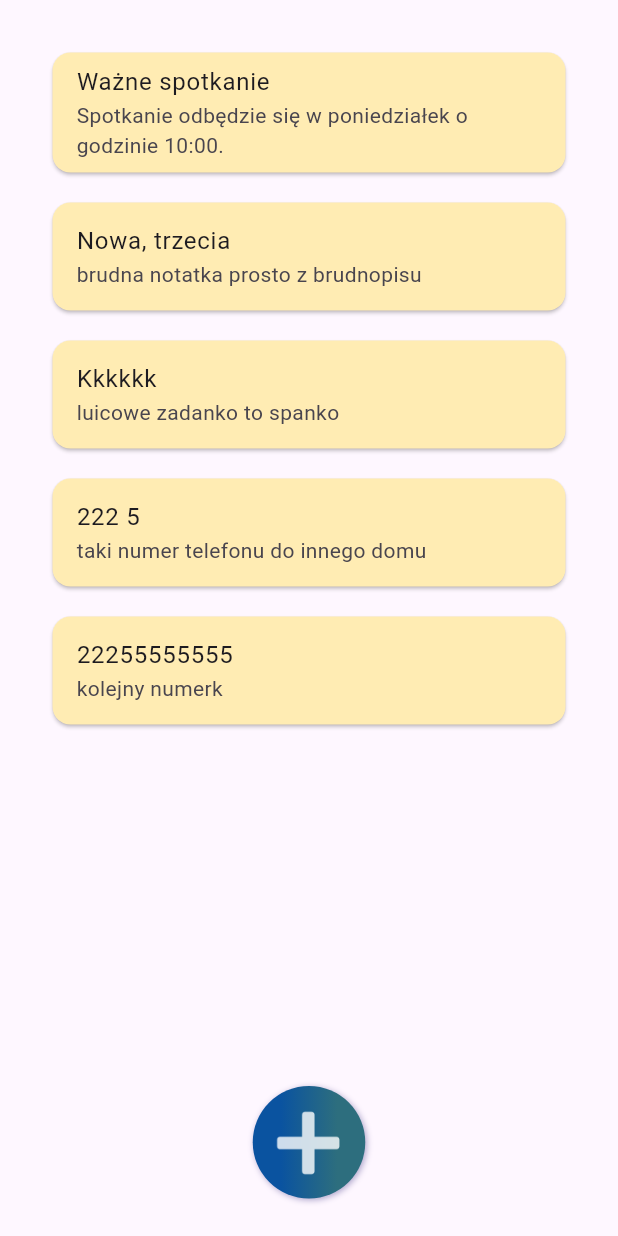
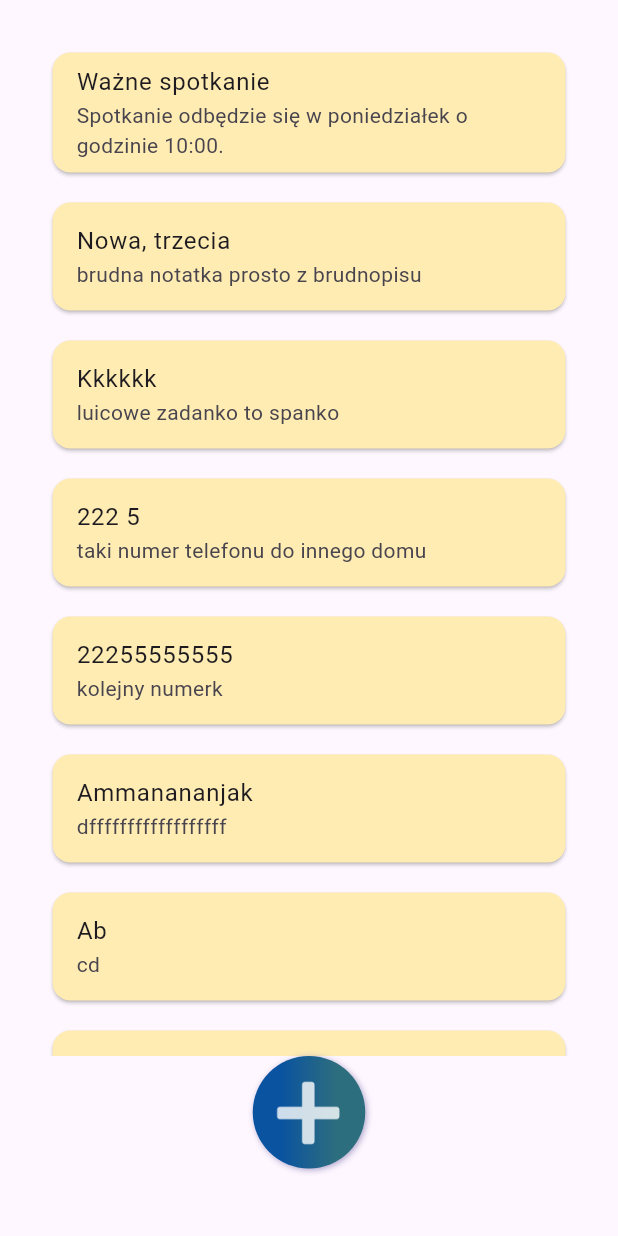
Before and after one commit to majaszturmaj/to_do_flutter_app, a Flutter app: the screen it shows after launch, on a phone screen of 412 x 824 dp. Run offline on Flutter 3.47's test engine with Material 2 defaults, Android fonts, the phone set to English and light mode, and no system bars.

Commit message:
Json working with layout and ActionButton

```diff
--- a/lib/assets/notes.json
+++ b/lib/assets/notes.json
@@ -1 +1 @@
-[{"title":"Ważne spotkanie","text":"Spotkanie odbędzie się w poniedziałek o godzinie 10:00."},{"title":"Nowa, trzecia","text":"brudna notatka prosto z brudnopisu"},{"title":"Kkkkkk","text":"luicowe zadanko to spanko"},{"title":"222 5","text":"taki numer telefonu do innego domu"},{"title":"22255555555","text":"kolejny numerk"}]
+[{"title":"Ważne spotkanie","text":"Spotkanie odbędzie się w poniedziałek o godzinie 10:00."},{"title":"Nowa, trzecia","text":"brudna notatka prosto z brudnopisu"},{"title":"Kkkkkk","text":"luicowe zadanko to spanko"},{"title":"222 5","text":"taki numer telefonu do innego domu"},{"title":"22255555555","text":"kolejny numerk"},{"title":"Ammanananjak","text":"dffffffffffffffffff"},{"title":"Ab","text":"cd"},{"title":"Kolejna piękna","text":"ale nader zwyczajna notka. 😁"},{"title":"następne","text":"achh nudziarstwo"},{"title":"Kajmak","text":"kaj mi tu mak?"},{"title":"kotki","text":"jeszcze raz piszę, iż KAŻDY z kotków słodki..."},{"title":"Kotki","text":"AAAAAAAAAAAAAAAAAAAAAAAAAAAAAAAAAAAAAAAAAAAAAAAAAAAAAAAAAł, ugryzł mnie."},{"title":"Dodatki zadatki","text":"bęc."},{"title":"ssssssssssss","text":"ssssssssssssssssssssssssssssssssssss"},{"title":"Blabla","text":"cośtamcośtamcośtam"},{"title":"dddddddd","text":"dddddddddddd"},{"title":"ddddddddd","text":"dddddddddddddd"}]
--- a/lib/main.dart
+++ b/lib/main.dart
@@ -32,7 +32,7 @@ class MainLayout extends StatelessWidget {
           mainAxisAlignment: MainAxisAlignment.center,
           children: [
             NoteListWidget(),
-            ActionButton(),
+            //ActionButton(),
           ],
         ),
       ),
--- a/lib/widgets/NoteListWidget.dart
+++ b/lib/widgets/NoteListWidget.dart
@@ -4,6 +4,9 @@ import 'package:flutter/material.dart';
 import 'package:flutter/services.dart';
 
 import '../classes/Note.dart';
+
+String newNoteTitle = '';
+String newNoteText = '';
 
 class NoteListWidget extends StatefulWidget {
   @override
@@ -13,8 +16,7 @@ class NoteListWidget extends StatefulWidget {
 class _NoteListWidgetState extends State<NoteListWidget> {
   List _notes = [];
   bool isAddingNote = false;
-  String newNoteTitle = '';
-  String newNoteText = '';
+
   NoteManager noteManager = new NoteManager("lib/assets/notes.json");
 
   // Fetch content from the json file
@@ -62,7 +64,11 @@ class _NoteListWidgetState extends State<NoteListWidget> {
     }
   }
 
-
+  void onNoteAdded(String title, String text) {
+    setState(() {
+      _notes.add(Note(title, text));
+    });
+  }
 
   @override
   void initState() {
@@ -71,7 +77,6 @@ class _NoteListWidgetState extends State<NoteListWidget> {
     readJson();
   }
 
-
   @override
   Widget build(BuildContext context) {
     return Scaffold(
@@ -79,37 +84,9 @@ class _NoteListWidgetState extends State<NoteListWidget> {
         padding: const EdgeInsets.all(25),
         child: Column(
           children: [
-            if (isAddingNote)
-              Container(
-                margin: const EdgeInsets.symmetric(vertical: 10),
-                child: Column(
-                  children: [
-                    TextField(
-                      onChanged: (value) {
-                        setState(() {
-                          newNoteTitle = value;
-                        });
-                      },
-                      decoration: InputDecoration(
-                        labelText: 'Title',
-                      ),
-                    ),
-                    TextField(
-                      onChanged: (value) {
-                        setState(() {
-                          newNoteText = value;
-                        });
-                      },
-                      decoration: InputDecoration(
-                        labelText: 'Text',
-                      ),
-                    ),
-                  ],
-                ),
-              ),
-            if (_notes.isNotEmpty)
             Expanded(
-                child: ListView.builder(
+              child: _notes.isNotEmpty
+                  ? ListView.builder(
                 itemCount: _notes.length,
                 itemBuilder: (context, index) {
                   final note = _notes[index];
@@ -118,7 +95,6 @@ class _NoteListWidgetState extends State<NoteListWidget> {
                     key: UniqueKey(),
                     onDismissed: (direction) {
                       setState(() {
-                          noteManager.deleteNote(index);
                         _notes.removeAt(index);
                       });
                     },
@@ -138,16 +114,134 @@ class _NoteListWidgetState extends State<NoteListWidget> {
                     ),
                   );
                 },
+              )
+                  : Container(),
             ),
-              )
-            else
-              Container(),
-            GestureDetector(
-              onTap: () {
-                if (isAddingNote) {
+            if (isAddingNote)
+              Container(
+                width: 315,
+                height: 510,
+                decoration: BoxDecoration(
+                  borderRadius: BorderRadius.circular(60),
+                  color: Color.fromRGBO(217, 217, 217, 0.07800000160932541),
+                ),
+                child: Column(
+                  crossAxisAlignment: CrossAxisAlignment.start,
+                  children: [
+                    Padding(
+                      padding: const EdgeInsets.only(left: 25, top: 22),
+                      child: Text(
+                        'Title',
+                        style: TextStyle(
+                          color: Colors.white,
+                          fontFamily: 'Roboto Mono',
+                          fontSize: 28,
+                          fontWeight: FontWeight.normal,
+                          height: 1,
+                        ),
+                      ),
+                    ),
+                    Padding(
+                      padding: const EdgeInsets.only(left: 25, top: 10, right: 25),
+                      child: TextFormField(
+                        onChanged: (value) {
+                          setState(() {
+                            newNoteTitle = value;
+                          });
+                        },
+                        decoration: InputDecoration(
+                          labelText: 'Start writing your note...',
+                          labelStyle: TextStyle(
+                            color: Colors.white,
+                            fontFamily: 'Roboto Mono',
+                            fontSize: 16,
+                            fontWeight: FontWeight.normal,
+                            height: 1,
+                          ),
+                          enabledBorder: UnderlineInputBorder(
+                            borderSide: BorderSide(
+                              color: Color.fromRGBO(101, 151, 201, 1),
+                              width: 1,
+                            ),
+                          ),
+                        ),
+                      ),
+                    ),
+                    SizedBox(height: 20),
+                    Padding(
+                      padding: const EdgeInsets.only(left: 25, right: 25),
+                      child: TextFormField(
+                        onChanged: (value) {
+                          setState(() {
+                            newNoteText = value;
+                          });
+                        },
+                        decoration: InputDecoration(
+                          labelText: 'Text',
+                          labelStyle: TextStyle(
+                            color: Colors.white,
+                            fontFamily: 'Roboto Mono',
+                            fontSize: 16,
+                            fontWeight: FontWeight.normal,
+                            height: 1,
+                          ),
+                          enabledBorder: UnderlineInputBorder(
+                            borderSide: BorderSide(
+                              color: Color.fromRGBO(101, 151, 201, 1),
+                              width: 1,
+                            ),
+                          ),
+                        ),
+                      ),
+                    ),
+                  ],
+                ),
+              ),
+            Align(
+              alignment: Alignment.bottomCenter,
+              child: Padding(
+                padding: const EdgeInsets.only(bottom: 20),
+                child: ActionButton(
+                  isOnNoteEdit: isAddingNote,
+                  onNoteAdded: (isNoteAdded) {
+                    if (isNoteAdded) {
+                      onNoteAdded(newNoteTitle, newNoteText);
                       addNote();
                     } else {
                       toggleAddingNote();
+                    }
+                  },
+                ),
+              ),
+            ),
+          ],
+        ),
+      ),
+    );
+  }
+}
+
+class ActionButton extends StatefulWidget {
+  final bool isOnNoteEdit;
+  final Function(bool) onNoteAdded;
+
+  ActionButton({required this.isOnNoteEdit, required this.onNoteAdded});
+
+  @override
+  _ActionButtonState createState() => _ActionButtonState();
+}
+
+class _ActionButtonState extends State<ActionButton> {
+  @override
+  Widget build(BuildContext context) {
+    return GestureDetector(
+      onTap: () {
+        if (widget.isOnNoteEdit) {
+          // Dodaj nową notatkę tylko w trybie edycji
+          widget.onNoteAdded(newNoteTitle.isNotEmpty && newNoteText.isNotEmpty);;
+        } else {
+          // Przełącz tryb edycji
+          widget.onNoteAdded(false);
         }
       },
       child: Container(
@@ -186,7 +280,7 @@ class _NoteListWidgetState extends State<NoteListWidget> {
                 decoration: BoxDecoration(
                   image: DecorationImage(
                     image: AssetImage(
-                              isAddingNote
+                      widget.isOnNoteEdit
                           ? 'lib/assets/images/save.png'
                           : 'lib/assets/images/plusmath.png',
                     ),
@@ -202,117 +296,6 @@ class _NoteListWidgetState extends State<NoteListWidget> {
           ],
         ),
       ),
-            ),
-          ],
-        ),
-      ),
-    );
-  }
-
-
-
-}
-
-class ActionButton extends StatefulWidget {
-  @override
-  _ActionButtonState createState() => _ActionButtonState();
-}
-
-class _ActionButtonState extends State<ActionButton> {
-  bool isOnNoteEdit = false;
-
-  void toggleButtonState() {
-    setState(() {
-      isOnNoteEdit = !isOnNoteEdit;
-    });
-  }
-
-  @override
-  Widget build(BuildContext context) {
-    return GestureDetector(
-      onTap: () {
-        if (isOnNoteEdit) {
-          // Perform action for onNoteEdit state
-          print('Save button clicked!');
-        } else {
-          // Perform action for onMain state
-          print('Main button clicked!');
-        }
-      },
-      child: Container(
-          width: 75,
-          height: 75,
-          child: Stack(
-              children: <Widget>[
-                Container(
-                    width: 75,
-                    height: 75,
-                    decoration: BoxDecoration(
-                      boxShadow : [BoxShadow(
-                          color: Color.fromRGBO(163, 154, 196, 0.8999999761581421),
-                          offset: Offset(1,1),
-                          blurRadius: 3
-                      )],
-                      gradient : LinearGradient(
-                          begin: Alignment(0.5,0.5),
-                          end: Alignment(-0.5,0.5),
-                          colors: [Color.fromRGBO(45, 110, 126, 1),Color.fromRGBO(10, 83, 160, 1)]
-                      ),
-                      borderRadius : BorderRadius.all(Radius.elliptical(75, 75)),
-                    )
-                ),
-                Positioned(
-                    top: 11,
-                    left: 10,
-                    child: Container(
-                        width: 54,
-                        height: 54,
-                        decoration: BoxDecoration(
-                          image : DecorationImage(
-                            image: AssetImage(
-                              isOnNoteEdit ? 'lib/assets/images/save.png' : 'lib/assets/images/plusmath.png',
-                            ),
-                            fit: BoxFit.fitWidth,
-                            colorFilter: ColorFilter.mode(Colors.white.withOpacity(0.8),
-                              BlendMode.srcIn,
-                            ),
-                          ),
-                        )
-                    )
-                ),
-              ]
-          )
-      ),
     );
   }
 }
-  // @override
-  // Widget build(BuildContext context) {
-  //   List<Note> notes = noteManager.notes;
-  //
-  //   if (notes.isEmpty) {
-  //     return Center(
-  //       child: Text(
-  //         'No notes here: add one by clicking "+" button',
-  //         style: TextStyle(fontSize: 18.0),
-  //       ),
-  //     );
-  //   }
-  //
-  //   return ListView.builder(
-  //     itemCount: notes.length,
-  //     itemBuilder: (context, index) {
-  //       final note = notes[index];
-  //
-  //       return Container(
-  //         margin: EdgeInsets.symmetric(vertical: 8.0),
-  //         padding: EdgeInsets.all(16.0),
-  //         decoration: BoxDecoration(
-  //           color: Colors.grey[200],
-  //           borderRadius: BorderRadius.circular(8.0),
-  //         ),
-  //         child: Text(note.title),
-  //       );
-  //     },
-  //   );
-  // }
```
Lines whose indentation alone changed are shown as unchanged.
